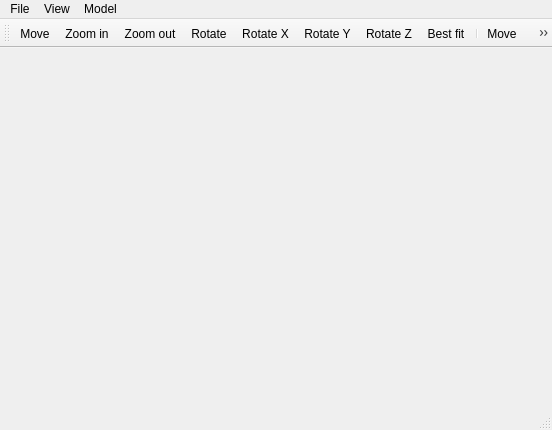
Qt form src/MainWindow.ui (Ovilia/April) before a commit.
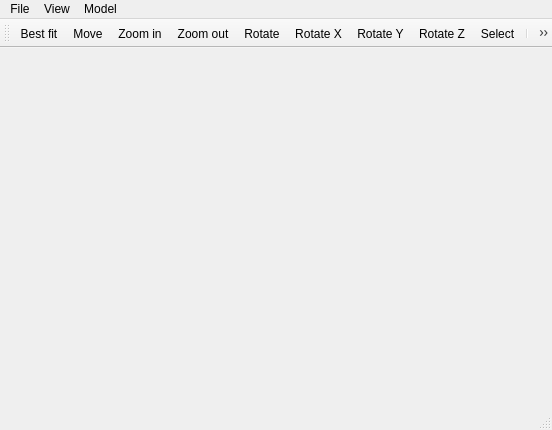
The same form after that commit. Icons and pictures are not drawn.

The edit to the form file:
```diff
--- a/src/MainWindow.ui
+++ b/src/MainWindow.ui
@@ -101,6 +101,7 @@
    <attribute name="toolBarBreak">
     <bool>false</bool>
    </attribute>
+   <addaction name="actionBest_fit"/>
    <addaction name="actionMove"/>
    <addaction name="actionZoom_in"/>
    <addaction name="actionZoom_out"/>
@@ -108,7 +109,7 @@
    <addaction name="actionRotate_X"/>
    <addaction name="actionRotate_Y"/>
    <addaction name="actionRotate_Z"/>
-   <addaction name="actionBest_fit"/>
+   <addaction name="actionSelect"/>
    <addaction name="separator"/>
    <addaction name="actionModelMove"/>
    <addaction name="actionModelRotate"/>
@@ -284,6 +285,18 @@
     <string>Rotate Z</string>
    </property>
   </action>
+  <action name="actionSelect">
+   <property name="checkable">
+    <bool>true</bool>
+   </property>
+   <property name="icon">
+    <iconset resource="resource.qrc">
+     <normaloff>:/image/images/select.png</normaloff>:/image/images/select.png</iconset>
+   </property>
+   <property name="text">
+    <string>Select</string>
+   </property>
+  </action>
  </widget>
  <layoutdefault spacing="6" margin="11"/>
  <resources>
```
Left out of the diff: 5 changed lines with no effect on the pictures.
